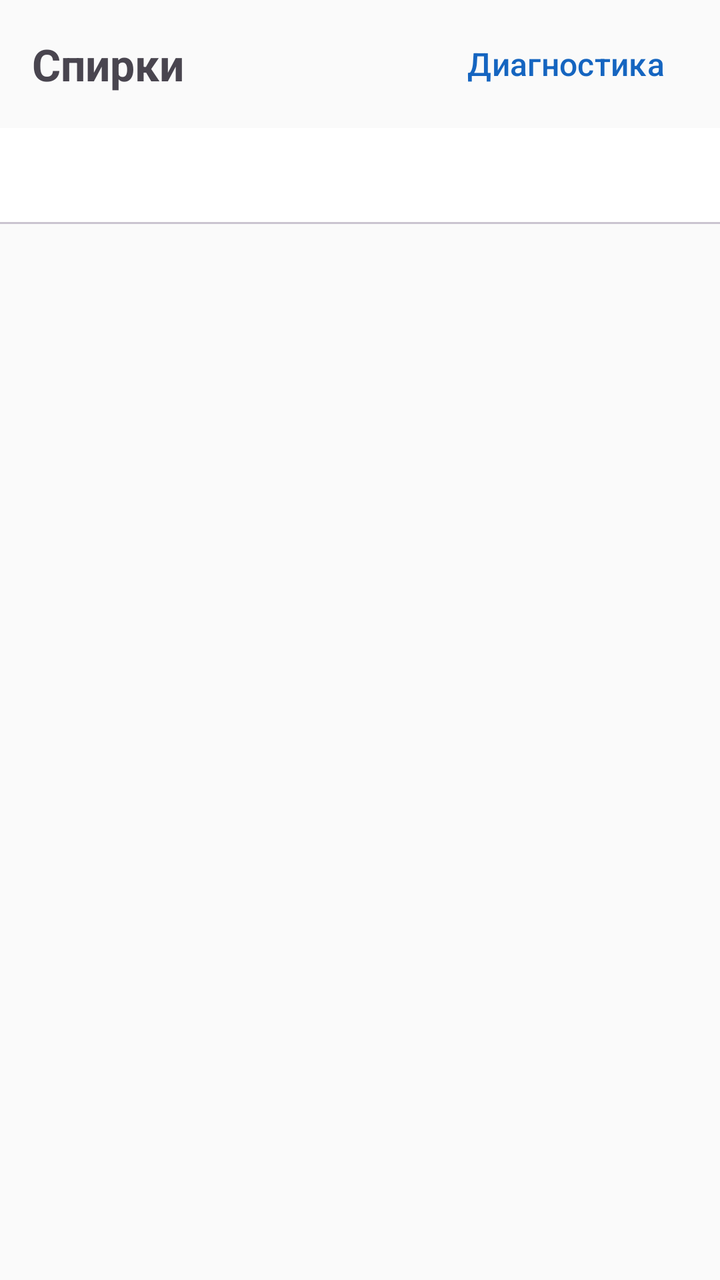
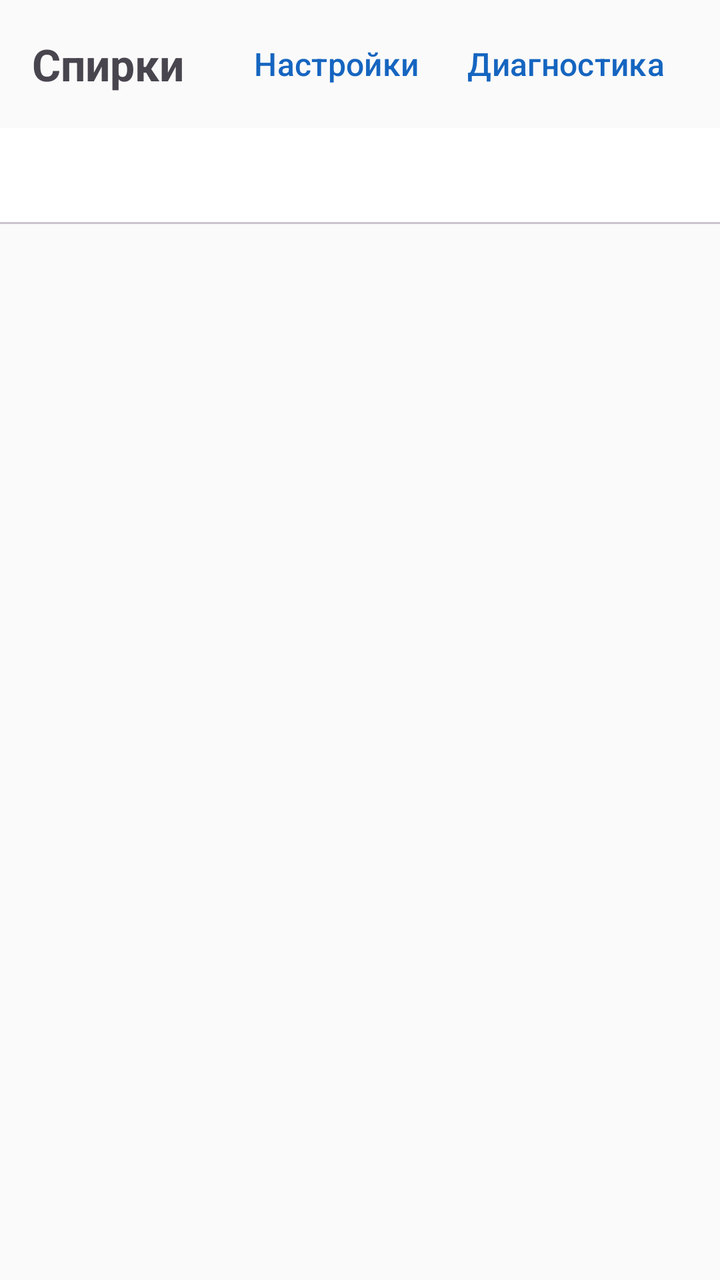

Before-and-after screenshots of an Android layout around one commit, followed by the original layout XML and the change that was made.
<!-- AndroidManifest.xml: application theme Theme.SofiaTransit -->
<!-- res/layout/fragment_nearby_stops.xml -->
<?xml version="1.0" encoding="utf-8"?>
<LinearLayout xmlns:android="http://schemas.android.com/apk/res/android"
    android:layout_width="match_parent"
    android:layout_height="match_parent"
    android:orientation="vertical">

    <LinearLayout
        android:layout_width="match_parent"
        android:layout_height="wrap_content"
        android:orientation="horizontal"
        android:gravity="center_vertical"
        android:paddingHorizontal="16dp"
        android:paddingVertical="8dp">

        <TextView
            android:layout_width="0dp"
            android:layout_height="wrap_content"
            android:layout_weight="1"
            android:text="Спирки"
            android:textSize="22sp"
            android:textStyle="bold"
            android:accessibilityHeading="true"/>

        <Button android:id="@+id/btnDiagnostics"
            android:layout_width="wrap_content"
            android:layout_height="48dp"
            android:text="Диагностика"
            android:contentDescription="Отвори диагностика на API"
            style="@style/Widget.Material3.Button.TextButton"/>
    </LinearLayout>

    <com.google.android.material.tabs.TabLayout
        android:id="@+id/tabLayout"
        android:layout_width="match_parent"
        android:layout_height="wrap_content"/>

    <androidx.viewpager2.widget.ViewPager2
        android:id="@+id/viewPager"
        android:layout_width="match_parent"
        android:layout_height="0dp"
        android:layout_weight="1"/>
</LinearLayout>
<!-- resources referenced by this layout -->
<resources>
  <style name="Theme.SofiaTransit" parent="Theme.Material3.DayNight.NoActionBar">
          <item name="colorPrimary">@color/primary</item>
          <item name="colorOnPrimary">@color/on_primary</item>
          <item name="colorPrimaryContainer">@color/primary_container</item>
          <item name="colorSurface">@color/surface</item>
          <item name="android:windowBackground">@color/background</item>
          
          <item name="android:textSize">16sp</item>
          
          <item name="minTouchTargetSize">48dp</item>
      </style>
  <color name="primary">#1565C0</color>
  <color name="on_primary">#FFFFFF</color>
  <color name="primary_container">#BBDEFB</color>
  <color name="surface">#FFFFFF</color>
  <color name="background">#FAFAFA</color>
</resources>

<!-- the commit's change to res/layout/fragment_nearby_stops.xml (unified diff, before → after) -->
@@ -21,6 +21,12 @@
             android:textStyle="bold"
             android:accessibilityHeading="true"/>
 
+        <Button android:id="@+id/btnSettings"
+            android:layout_width="wrap_content"
+            android:layout_height="48dp"
+            android:text="Настройки"
+            style="@style/Widget.Material3.Button.TextButton"/>
+
         <Button android:id="@+id/btnDiagnostics"
             android:layout_width="wrap_content"
             android:layout_height="48dp"
